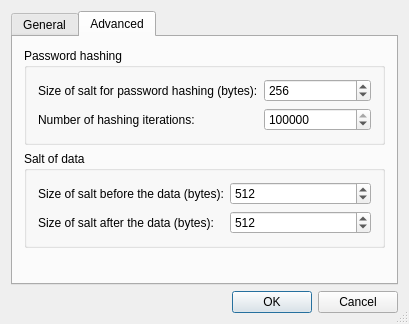
Before: the Qt Designer form source/console/address_book_dialog.ui in dchapyshev/aspia, drawn with Qt 5.
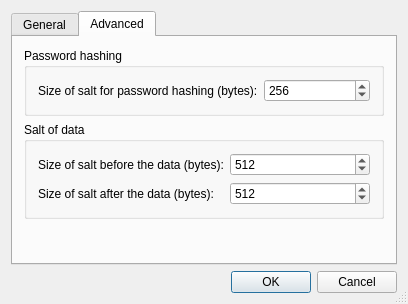
After: the same form once the commit is applied. The open tabs and pages were chosen to show the change.

Commit message: - Implemented encryption of the address book with using OpenSSL.

```diff
--- a/source/console/address_book_dialog.ui
+++ b/source/console/address_book_dialog.ui
@@ -9,8 +9,8 @@
    <rect>
     <x>0</x>
     <y>0</y>
-    <width>409</width>
-    <height>324</height>
+    <width>408</width>
+    <height>292</height>
    </rect>
   </property>
   <property name="windowTitle">
@@ -123,18 +123,14 @@
       <attribute name="title">
        <string>Advanced</string>
       </attribute>
-      <layout class="QVBoxLayout" name="verticalLayout_11">
+      <layout class="QVBoxLayout" name="verticalLayout_5">
        <item>
         <widget class="QGroupBox" name="groupBox">
          <property name="title">
           <string>Password hashing</string>
          </property>
-         <layout class="QVBoxLayout" name="verticalLayout_7">
-          <item>
            <layout class="QHBoxLayout" name="horizontalLayout_2">
             <item>
-             <layout class="QVBoxLayout" name="verticalLayout_5">
-              <item>
                <widget class="QLabel" name="label_password_salt">
                 <property name="text">
                  <string>Size of salt for password hashing (bytes):</string>
@@ -142,17 +138,6 @@
                </widget>
               </item>
               <item>
-               <widget class="QLabel" name="label_hashing_rounds">
-                <property name="text">
-                 <string>Number of hashing iterations:</string>
-                </property>
-               </widget>
-              </item>
-             </layout>
-            </item>
-            <item>
-             <layout class="QVBoxLayout" name="verticalLayout_6">
-              <item>
                <widget class="QSpinBox" name="spinbox_password_salt">
                 <property name="minimum">
                  <number>64</number>
@@ -164,23 +149,6 @@
                  <number>256</number>
                 </property>
                </widget>
-              </item>
-              <item>
-               <widget class="QSpinBox" name="spinbox_hashing_rounds">
-                <property name="minimum">
-                 <number>10000</number>
-                </property>
-                <property name="maximum">
-                 <number>1000000</number>
-                </property>
-                <property name="value">
-                 <number>100000</number>
-                </property>
-               </widget>
-              </item>
-             </layout>
-            </item>
-           </layout>
           </item>
          </layout>
         </widget>
```
Lines whose indentation alone changed are shown as unchanged. The commit also changes 15 other files.
